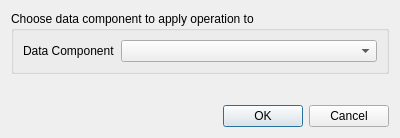
Above: cubeviz/data/ui/apply_operation.ui from spacetelescope/cubeviz before the change. Below: the same form after it.
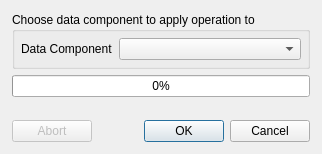
That is the form after the change.

Commit message: Improve docstrings; use threading to perform operations

What changed in the file:
```diff
--- a/cubeviz/data/ui/apply_operation.ui
+++ b/cubeviz/data/ui/apply_operation.ui
@@ -6,20 +6,47 @@
    <rect>
     <x>0</x>
     <y>0</y>
-    <width>400</width>
-    <height>138</height>
+    <width>322</width>
+    <height>154</height>
    </rect>
   </property>
   <property name="windowTitle">
    <string>Apply Operation to Cube</string>
   </property>
+  <property name="modal">
+   <bool>true</bool>
+  </property>
   <layout class="QVBoxLayout" name="verticalLayout">
+   <property name="leftMargin">
+    <number>12</number>
+   </property>
+   <property name="topMargin">
+    <number>12</number>
+   </property>
+   <property name="rightMargin">
+    <number>12</number>
+   </property>
+   <property name="bottomMargin">
+    <number>12</number>
+   </property>
    <item>
     <widget class="QGroupBox" name="groupBox">
      <property name="title">
       <string>Choose data component to apply operation to</string>
      </property>
      <layout class="QVBoxLayout" name="verticalLayout_2">
+      <property name="leftMargin">
+       <number>6</number>
+      </property>
+      <property name="topMargin">
+       <number>6</number>
+      </property>
+      <property name="rightMargin">
+       <number>6</number>
+      </property>
+      <property name="bottomMargin">
+       <number>6</number>
+      </property>
       <item>
        <layout class="QFormLayout" name="formLayout">
         <item row="0" column="0">
@@ -31,6 +58,9 @@
         </item>
         <item row="0" column="1">
          <widget class="QComboBox" name="data_component_combo_box">
+          <property name="enabled">
+           <bool>true</bool>
+          </property>
           <property name="sizePolicy">
            <sizepolicy hsizetype="Preferred" vsizetype="Fixed">
             <horstretch>0</horstretch>
@@ -47,6 +77,25 @@
      </layout>
     </widget>
    </item>
+   <item>
+    <widget class="QProgressBar" name="progress_bar">
+     <property name="enabled">
+      <bool>true</bool>
+     </property>
+     <property name="sizePolicy">
+      <sizepolicy hsizetype="Expanding" vsizetype="MinimumExpanding">
+       <horstretch>0</horstretch>
+       <verstretch>0</verstretch>
+      </sizepolicy>
+     </property>
+     <property name="minimum">
+      <number>0</number>
+     </property>
+     <property name="value">
+      <number>0</number>
+     </property>
+    </widget>
+   </item>
    <item>
     <spacer name="verticalSpacer">
      <property name="orientation">
@@ -61,14 +110,28 @@
     </spacer>
    </item>
    <item>
-    <widget class="QDialogButtonBox" name="buttonBox">
-     <property name="orientation">
-      <enum>Qt::Horizontal</enum>
-     </property>
-     <property name="standardButtons">
-      <set>QDialogButtonBox::Cancel|QDialogButtonBox::Ok</set>
-     </property>
-    </widget>
+    <layout class="QHBoxLayout" name="horizontalLayout">
+     <item>
+      <widget class="QPushButton" name="abort_button">
+       <property name="enabled">
+        <bool>false</bool>
+       </property>
+       <property name="text">
+        <string>Abort</string>
+       </property>
+      </widget>
+     </item>
+     <item>
+      <widget class="QDialogButtonBox" name="buttonBox">
+       <property name="orientation">
+        <enum>Qt::Horizontal</enum>
+       </property>
+       <property name="standardButtons">
+        <set>QDialogButtonBox::Cancel|QDialogButtonBox::Ok</set>
+       </property>
+      </widget>
+     </item>
+    </layout>
    </item>
   </layout>
  </widget>
```
The commit also changes 1 other file.
